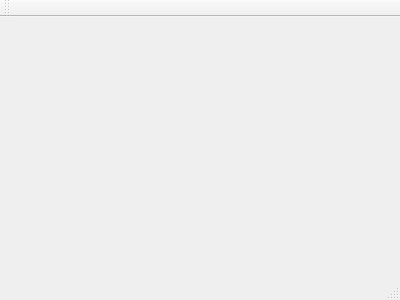
Old version of the form mainwindow.ui in the repository cotara/STMviewer.
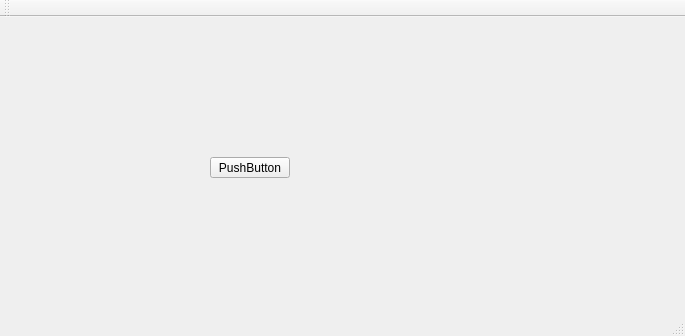
New version of the form.

Commit message: Первый коммит в QTCreator. Тест

```diff
--- a/mainwindow.ui
+++ b/mainwindow.ui
@@ -1,24 +1,53 @@
 <ui version="4.0">
  <class>MainWindow</class>
- <widget class="QMainWindow" name="MainWindow" >
-  <property name="geometry" >
+ <widget class="QMainWindow" name="MainWindow">
+  <property name="geometry">
    <rect>
     <x>0</x>
     <y>0</y>
-    <width>400</width>
-    <height>300</height>
+    <width>685</width>
+    <height>336</height>
    </rect>
   </property>
   <property name="windowTitle" >
    <string>MainWindow</string>
   </property>
-  <widget class="QMenuBar" name="menuBar" />
-  <widget class="QToolBar" name="mainToolBar" />
-  <widget class="QWidget" name="centralWidget" />
-  <widget class="QStatusBar" name="statusBar" />
+  <widget class="QWidget" name="centralWidget">
+   <widget class="QPushButton" name="pushButton">
+    <property name="geometry">
+     <rect>
+      <x>210</x>
+      <y>140</y>
+      <width>80</width>
+      <height>21</height>
+     </rect>
+    </property>
+    <property name="text">
+     <string>PushButton</string>
+    </property>
+   </widget>
+  </widget>
+  <widget class="QMenuBar" name="menuBar">
+   <property name="geometry">
+    <rect>
+     <x>0</x>
+     <y>0</y>
+     <width>685</width>
+     <height>20</height>
+    </rect>
+   </property>
+  </widget>
+  <widget class="QToolBar" name="mainToolBar">
+   <attribute name="toolBarArea">
+    <enum>TopToolBarArea</enum>
+   </attribute>
+   <attribute name="toolBarBreak">
+    <bool>false</bool>
+   </attribute>
+  </widget>
+  <widget class="QStatusBar" name="statusBar"/>
  </widget>
- <layoutDefault spacing="6" margin="11" />
- <pixmapfunction></pixmapfunction>
+ <layoutdefault spacing="6" margin="11"/>
  <resources/>
  <connections/>
 </ui>
```
Left out of the diff: 3 changed lines with no effect on the pictures.
